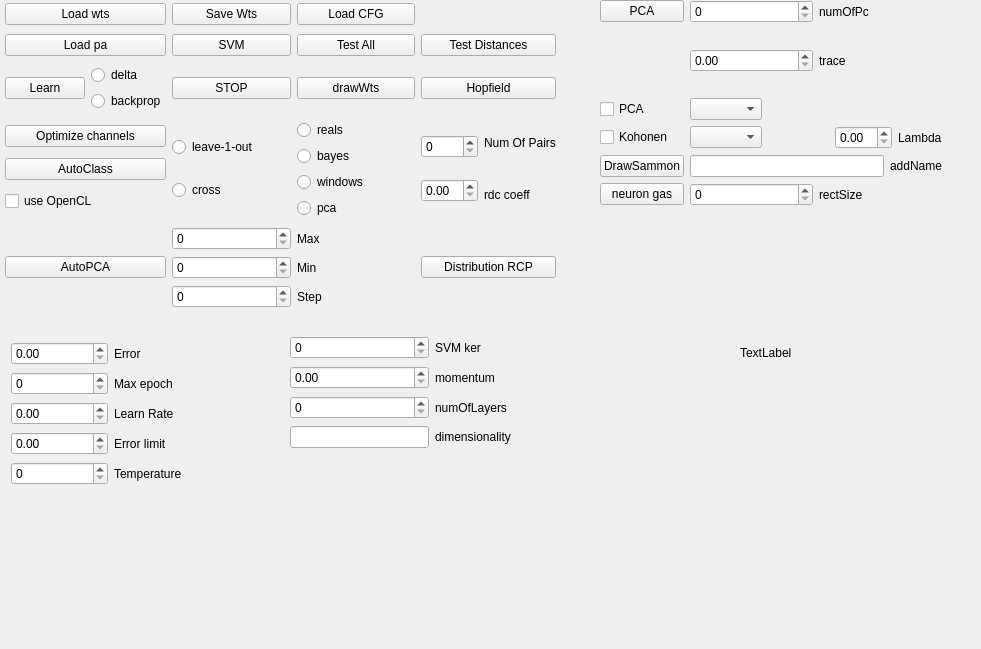
This is net.ui in ArtfulVampire/SecondGUIrepo as Qt 5 draws it before an edit. The edited form follows.
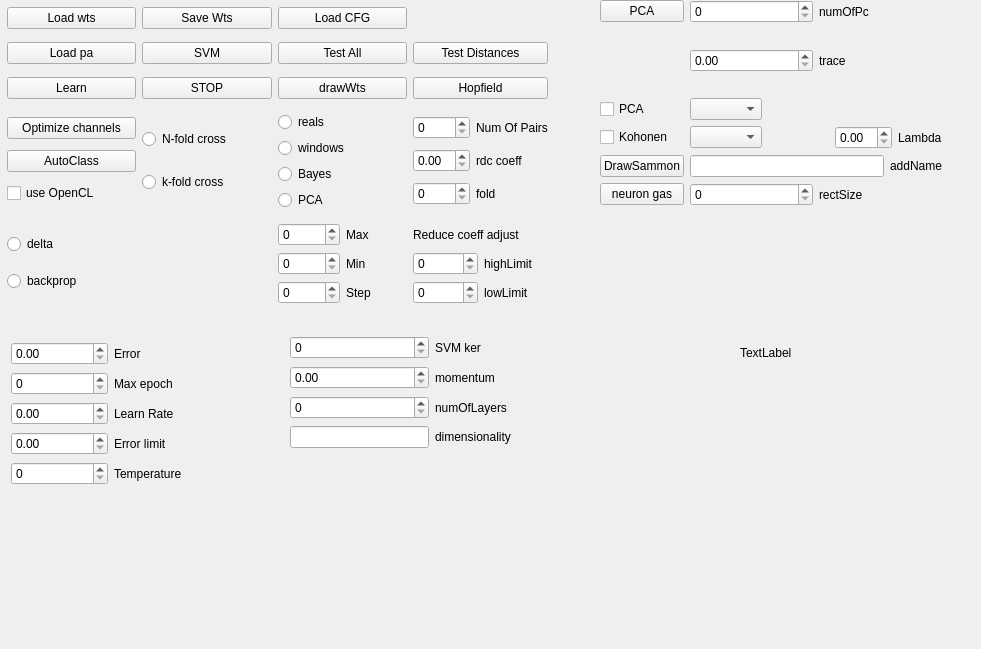
This is the edited form.

Diff of the .ui file:
```diff
--- a/net.ui
+++ b/net.ui
@@ -13,276 +13,6 @@
   <property name="windowTitle">
    <string>Form</string>
   </property>
-  <widget class="QWidget" name="layoutWidget">
-   <property name="geometry">
-    <rect>
-     <x>5</x>
-     <y>0</y>
-     <width>551</width>
-     <height>314</height>
-    </rect>
-   </property>
-   <layout class="QGridLayout" name="gridLayout_2">
-    <item row="0" column="0">
-     <widget class="QPushButton" name="loadWtsButton">
-      <property name="text">
-       <string>Load wts</string>
-      </property>
-     </widget>
-    </item>
-    <item row="0" column="1">
-     <widget class="QPushButton" name="saveWtsButton">
-      <property name="text">
-       <string>Save Wts</string>
-      </property>
-     </widget>
-    </item>
-    <item row="0" column="2">
-     <widget class="QPushButton" name="loadNetButton">
-      <property name="text">
-       <string>Load CFG</string>
-      </property>
-     </widget>
-    </item>
-    <item row="1" column="0">
-     <widget class="QPushButton" name="loadPaButton">
-      <property name="text">
-       <string>Load pa</string>
-      </property>
-     </widget>
-    </item>
-    <item row="1" column="1">
-     <widget class="QPushButton" name="svmPushButton">
-      <property name="text">
-       <string>SVM</string>
-      </property>
-     </widget>
-    </item>
-    <item row="2" column="1">
-     <widget class="QPushButton" name="stopButton">
-      <property name="text">
-       <string>STOP</string>
-      </property>
-     </widget>
-    </item>
-    <item row="1" column="2">
-     <widget class="QPushButton" name="testAllButton">
-      <property name="text">
-       <string>Test All</string>
-      </property>
-     </widget>
-    </item>
-    <item row="2" column="2">
-     <widget class="QPushButton" name="drawWtsButton">
-      <property name="text">
-       <string>drawWts</string>
-      </property>
-     </widget>
-    </item>
-    <item row="3" column="1">
-     <layout class="QVBoxLayout" name="verticalLayout">
-      <item>
-       <widget class="QRadioButton" name="leaveOneOutRadioButton">
-        <property name="text">
-         <string>leave-1-out</string>
-        </property>
-       </widget>
-      </item>
-      <item>
-       <widget class="QRadioButton" name="crossRadioButton">
-        <property name="text">
-         <string>cross</string>
-        </property>
-       </widget>
-      </item>
-     </layout>
-    </item>
-    <item row="4" column="1">
-     <layout class="QVBoxLayout" name="verticalLayout_4">
-      <item>
-       <widget class="QSpinBox" name="autpPCAMaxSpinBox"/>
-      </item>
-      <item>
-       <widget class="QSpinBox" name="autoPCAMinSpinBox"/>
-      </item>
-      <item>
-       <widget class="QSpinBox" name="autoPCAStepSpinBox"/>
-      </item>
-     </layout>
-    </item>
-    <item row="4" column="2">
-     <layout class="QVBoxLayout" name="verticalLayout_5">
-      <item>
-       <widget class="QLabel" name="label_15">
-        <property name="text">
-         <string>Max</string>
-        </property>
-       </widget>
-      </item>
-      <item>
-       <widget class="QLabel" name="label_16">
-        <property name="text">
-         <string>Min</string>
-        </property>
-       </widget>
-      </item>
-      <item>
-       <widget class="QLabel" name="label_17">
-        <property name="text">
-         <string>Step</string>
-        </property>
-       </widget>
-      </item>
-     </layout>
-    </item>
-    <item row="3" column="3">
-     <layout class="QHBoxLayout" name="horizontalLayout_9">
-      <item>
-       <layout class="QVBoxLayout" name="verticalLayout_2">
-        <item>
-         <widget class="QSpinBox" name="numOfPairsBox"/>
-        </item>
-        <item>
-         <widget class="QDoubleSpinBox" name="rdcCoeffSpinBox"/>
-        </item>
-       </layout>
-      </item>
-      <item>
-       <layout class="QVBoxLayout" name="verticalLayout_3">
-        <item>
-         <widget class="QLabel" name="label_12">
-          <property name="text">
-           <string>Num Of Pairs</string>
-          </property>
-         </widget>
-        </item>
-        <item>
-         <widget class="QLabel" name="label_13">
-          <property name="text">
-           <string>rdc coeff</string>
-          </property>
-         </widget>
-        </item>
-       </layout>
-      </item>
-     </layout>
-    </item>
-    <item row="3" column="2">
-     <layout class="QVBoxLayout" name="verticalLayout_6">
-      <item>
-       <widget class="QRadioButton" name="realsRadioButton">
-        <property name="text">
-         <string>reals</string>
-        </property>
-       </widget>
-      </item>
-      <item>
-       <widget class="QRadioButton" name="bayesRadioButton">
-        <property name="text">
-         <string>bayes</string>
-        </property>
-       </widget>
-      </item>
-      <item>
-       <widget class="QRadioButton" name="windowsRadioButton">
-        <property name="text">
-         <string>windows</string>
-        </property>
-       </widget>
-      </item>
-      <item>
-       <widget class="QRadioButton" name="pcRadioButton">
-        <property name="text">
-         <string>pca</string>
-        </property>
-       </widget>
-      </item>
-     </layout>
-    </item>
-    <item row="3" column="0">
-     <layout class="QVBoxLayout" name="verticalLayout_7">
-      <item>
-       <widget class="QPushButton" name="optimizeChannelsPushButton">
-        <property name="text">
-         <string>Optimize channels</string>
-        </property>
-       </widget>
-      </item>
-      <item>
-       <widget class="QPushButton" name="autoClassButton">
-        <property name="text">
-         <string>AutoClass</string>
-        </property>
-       </widget>
-      </item>
-      <item>
-       <widget class="QCheckBox" name="openclCheckBox">
-        <property name="text">
-         <string>use OpenCL</string>
-        </property>
-       </widget>
-      </item>
-     </layout>
-    </item>
-    <item row="2" column="3">
-     <widget class="QPushButton" name="hopfieldPushButton">
-      <property name="text">
-       <string>Hopfield</string>
-      </property>
-     </widget>
-    </item>
-    <item row="2" column="0">
-     <layout class="QHBoxLayout" name="horizontalLayout_10">
-      <item>
-       <widget class="QPushButton" name="learnButton">
-        <property name="text">
-         <string>Learn</string>
-        </property>
-       </widget>
-      </item>
-      <item>
-       <layout class="QVBoxLayout" name="verticalLayout_8">
-        <item>
-         <widget class="QRadioButton" name="deltaRadioButton">
-          <property name="text">
-           <string>delta</string>
-          </property>
-         </widget>
-        </item>
-        <item>
-         <widget class="QRadioButton" name="backpropRadioButton">
-          <property name="text">
-           <string>backprop</string>
-          </property>
-         </widget>
-        </item>
-       </layout>
-      </item>
-     </layout>
-    </item>
-    <item row="1" column="3">
-     <widget class="QPushButton" name="distancesPushButton">
-      <property name="text">
-       <string>Test Distances</string>
-      </property>
-     </widget>
-    </item>
-    <item row="4" column="0">
-     <widget class="QPushButton" name="autoPCAButton">
-      <property name="text">
-       <string>AutoPCA</string>
-      </property>
-     </widget>
-    </item>
-    <item row="4" column="3">
-     <widget class="QPushButton" name="rcpPushButton">
-      <property name="text">
-       <string>Distribution RCP</string>
-      </property>
-     </widget>
-    </item>
-   </layout>
-  </widget>
   <widget class="QWidget" name="layoutWidget">
    <property name="geometry">
     <rect>
@@ -571,6 +301,295 @@
     <string>TextLabel</string>
    </property>
   </widget>
+  <widget class="QWidget" name="layoutWidget">
+   <property name="geometry">
+    <rect>
+     <x>7</x>
+     <y>0</y>
+     <width>541</width>
+     <height>311</height>
+    </rect>
+   </property>
+   <layout class="QGridLayout" name="gridLayout_6">
+    <item row="0" column="0">
+     <widget class="QPushButton" name="loadWtsButton">
+      <property name="text">
+       <string>Load wts</string>
+      </property>
+     </widget>
+    </item>
+    <item row="0" column="1">
+     <widget class="QPushButton" name="saveWtsButton">
+      <property name="text">
+       <string>Save Wts</string>
+      </property>
+     </widget>
+    </item>
+    <item row="0" column="2">
+     <widget class="QPushButton" name="loadNetButton">
+      <property name="text">
+       <string>Load CFG</string>
+      </property>
+     </widget>
+    </item>
+    <item row="1" column="0">
+     <widget class="QPushButton" name="loadPaButton">
+      <property name="text">
+       <string>Load pa</string>
+      </property>
+     </widget>
+    </item>
+    <item row="1" column="1">
+     <widget class="QPushButton" name="svmPushButton">
+      <property name="text">
+       <string>SVM</string>
+      </property>
+     </widget>
+    </item>
+    <item row="1" column="2">
+     <widget class="QPushButton" name="testAllButton">
+      <property name="text">
+       <string>Test All</string>
+      </property>
+     </widget>
+    </item>
+    <item row="1" column="3">
+     <widget class="QPushButton" name="distancesPushButton">
+      <property name="text">
+       <string>Test Distances</string>
+      </property>
+     </widget>
+    </item>
+    <item row="2" column="0">
+     <widget class="QPushButton" name="learnButton">
+      <property name="text">
+       <string>Learn</string>
+      </property>
+     </widget>
+    </item>
+    <item row="2" column="1">
+     <widget class="QPushButton" name="stopButton">
+      <property name="text">
+       <string>STOP</string>
+      </property>
+     </widget>
+    </item>
+    <item row="2" column="2">
+     <widget class="QPushButton" name="drawWtsButton">
+      <property name="text">
+       <string>drawWts</string>
+      </property>
+     </widget>
+    </item>
+    <item row="2" column="3">
+     <widget class="QPushButton" name="hopfieldPushButton">
+      <property name="text">
+       <string>Hopfield</string>
+      </property>
+     </widget>
+    </item>
+    <item row="3" column="0">
+     <layout class="QVBoxLayout" name="verticalLayout_7">
+      <item>
+       <widget class="QPushButton" name="optimizeChannelsPushButton">
+        <property name="text">
+         <string>Optimize channels</string>
+        </property>
+       </widget>
+      </item>
+      <item>
+       <widget class="QPushButton" name="autoClassButton">
+        <property name="text">
+         <string>AutoClass</string>
+        </property>
+       </widget>
+      </item>
+      <item>
+       <widget class="QCheckBox" name="openclCheckBox">
+        <property name="text">
+         <string>use OpenCL</string>
+        </property>
+       </widget>
+      </item>
+     </layout>
+    </item>
+    <item row="3" column="1">
+     <layout class="QVBoxLayout" name="verticalLayout">
+      <item>
+       <widget class="QRadioButton" name="leaveOneOutRadioButton">
+        <property name="text">
+         <string>N-fold cross</string>
+        </property>
+       </widget>
+      </item>
+      <item>
+       <widget class="QRadioButton" name="crossRadioButton">
+        <property name="text">
+         <string>k-fold cross</string>
+        </property>
+       </widget>
+      </item>
+     </layout>
+    </item>
+    <item row="3" column="2">
+     <layout class="QVBoxLayout" name="verticalLayout_6">
+      <item>
+       <widget class="QRadioButton" name="realsRadioButton">
+        <property name="text">
+         <string>reals</string>
+        </property>
+       </widget>
+      </item>
+      <item>
+       <widget class="QRadioButton" name="windowsRadioButton">
+        <property name="text">
+         <string>windows</string>
+        </property>
+       </widget>
+      </item>
+      <item>
+       <widget class="QRadioButton" name="bayesRadioButton">
+        <property name="text">
+         <string>Bayes</string>
+        </property>
+       </widget>
+      </item>
+      <item>
+       <widget class="QRadioButton" name="pcaRadioButton">
+        <property name="text">
+         <string>PCA</string>
+        </property>
+       </widget>
+      </item>
+     </layout>
+    </item>
+    <item row="3" column="3">
+     <layout class="QGridLayout" name="gridLayout_2">
+      <item row="0" column="0">
+       <widget class="QSpinBox" name="numOfPairsBox"/>
+      </item>
+      <item row="0" column="1">
+       <widget class="QLabel" name="label_12">
+        <property name="text">
+         <string>Num Of Pairs</string>
+        </property>
+       </widget>
+      </item>
+      <item row="1" column="0">
+       <widget class="QDoubleSpinBox" name="rdcCoeffSpinBox"/>
+      </item>
+      <item row="1" column="1">
+       <widget class="QLabel" name="label_13">
+        <property name="text">
+         <string>rdc coeff</string>
+        </property>
+       </widget>
+      </item>
+      <item row="2" column="0">
+       <widget class="QSpinBox" name="foldSpinBox"/>
+      </item>
+      <item row="2" column="1">
+       <widget class="QLabel" name="label_6">
+        <property name="text">
+         <string>fold</string>
+        </property>
+       </widget>
+      </item>
+     </layout>
+    </item>
+    <item row="4" column="0">
+     <layout class="QVBoxLayout" name="verticalLayout_2">
+      <item>
+       <widget class="QRadioButton" name="deltaRadioButton">
+        <property name="text">
+         <string>delta</string>
+        </property>
+       </widget>
+      </item>
+      <item>
+       <widget class="QRadioButton" name="backpropRadioButton">
+        <property name="text">
+         <string>backprop</string>
+        </property>
+       </widget>
+      </item>
+     </layout>
+    </item>
+    <item row="4" column="2">
+     <layout class="QGridLayout" name="gridLayout_5">
+      <item row="0" column="0">
+       <widget class="QSpinBox" name="autpPCAMaxSpinBox"/>
+      </item>
+      <item row="0" column="1">
+       <widget class="QLabel" name="label_15">
+        <property name="text">
+         <string>Max</string>
+        </property>
+       </widget>
+      </item>
+      <item row="1" column="0">
+       <widget class="QSpinBox" name="autoPCAMinSpinBox"/>
+      </item>
+      <item row="1" column="1">
+       <widget class="QLabel" name="label_16">
+        <property name="text">
+         <string>Min</string>
+        </property>
+       </widget>
+      </item>
+      <item row="2" column="0">
+       <widget class="QSpinBox" name="autoPCAStepSpinBox"/>
+      </item>
+      <item row="2" column="1">
+       <widget class="QLabel" name="label_17">
+        <property name="text">
+         <string>Step</string>
+        </property>
+       </widget>
+      </item>
+     </layout>
+    </item>
+    <item row="4" column="3">
+     <layout class="QVBoxLayout" name="verticalLayout_3">
+      <item>
+       <widget class="QLabel" name="label_23">
+        <property name="text">
+         <string>Reduce coeff adjust</string>
+        </property>
+       </widget>
+      </item>
+      <item>
+       <layout class="QHBoxLayout" name="horizontalLayout_9">
+        <item>
+         <widget class="QSpinBox" name="highLimitSpinBox"/>
+        </item>
+        <item>
+         <widget class="QLabel" name="label_7">
+          <property name="text">
+           <string>highLimit</string>
+          </property>
+         </widget>
+        </item>
+       </layout>
+      </item>
+      <item>
+       <layout class="QHBoxLayout" name="horizontalLayout_10">
+        <item>
+         <widget class="QSpinBox" name="lowLimitSpinBox"/>
+        </item>
+        <item>
+         <widget class="QLabel" name="label_8">
+          <property name="text">
+           <string>lowLimit</string>
+          </property>
+         </widget>
+        </item>
+       </layout>
+      </item>
+     </layout>
+    </item>
+   </layout>
+  </widget>
  </widget>
  <resources/>
  <connections/>
```
